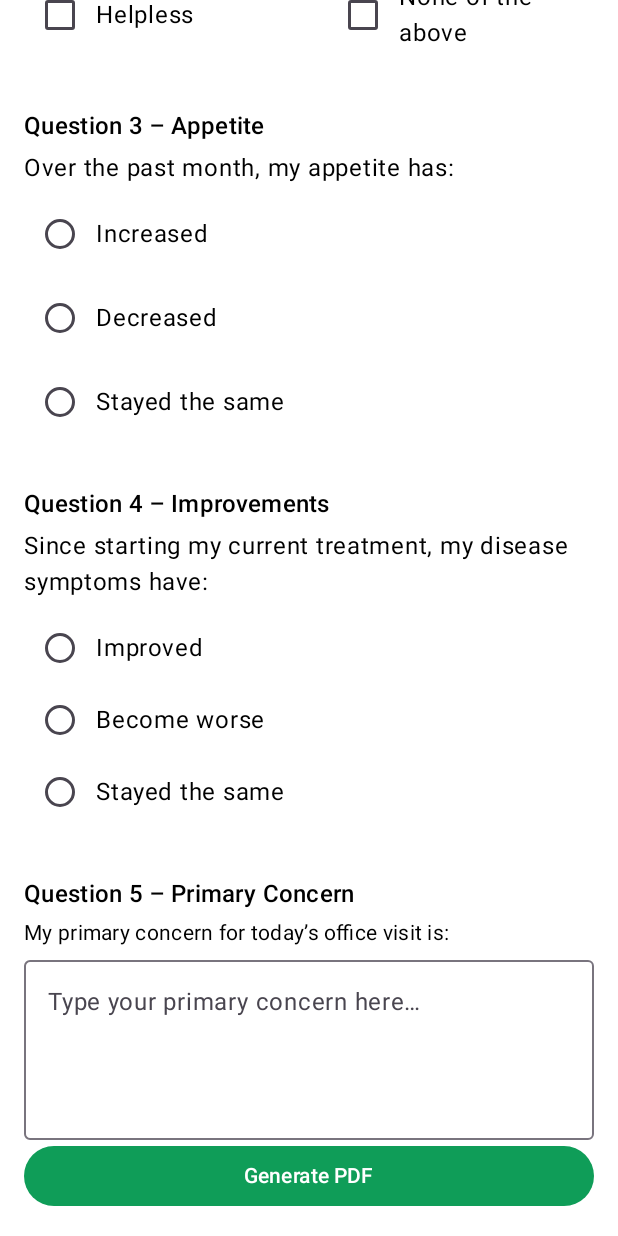
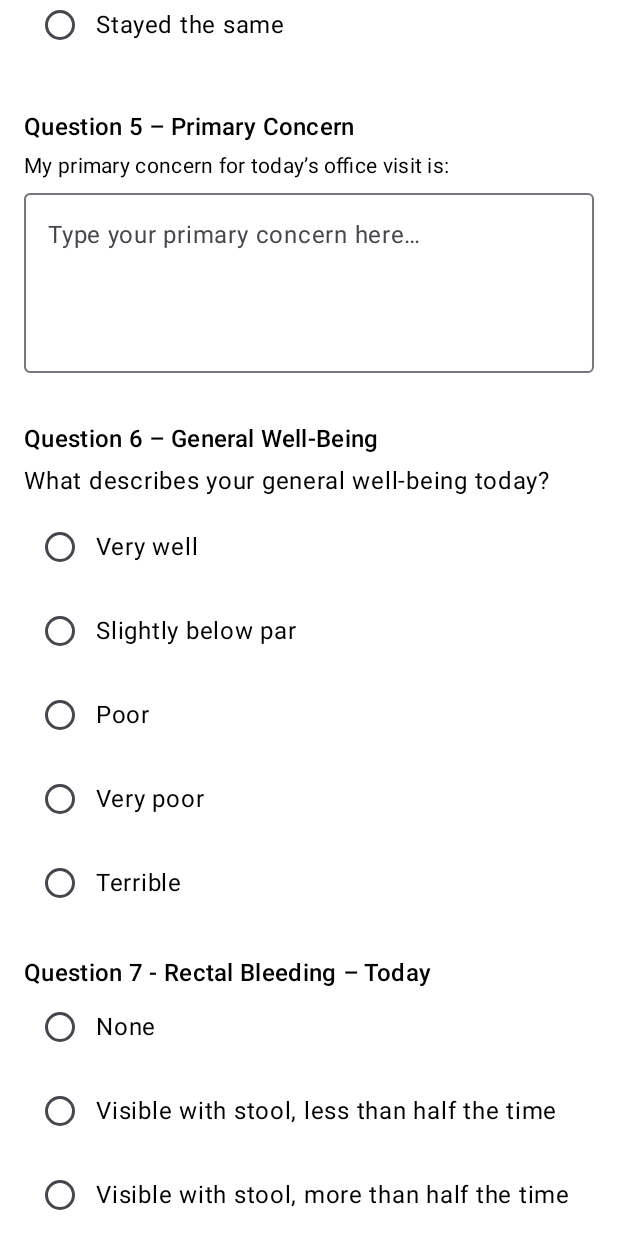
Before and after one commit to BryanLucio12/GI-Health-App, an Android app built with Jetpack Compose: the composable UserPDFQuestionnaire shown on its own in the app's theme, on a phone screen of 412 x 824 dp. Run offline under Robolectric (Android 15) with nearby library versions, the light colour scheme and no system bars; our stand-ins replace Room's generated code, livedata-compose.

Commit message:
Added last bit of questionnaire

```diff
--- a/app/src/main/java/com/example/gihealth/models/PdfQuestionnaireAnswers.kt
+++ b/app/src/main/java/com/example/gihealth/models/PdfQuestionnaireAnswers.kt
@@ -35,4 +35,9 @@ data class PdfQuestionnaireAnswers(
 
     // USER Question 5
     val question10a: String?,
+
+    val generalWellBeing: Int?,
+
+    val rectalBleedingToday: Int?
+
 )
--- a/app/src/main/java/com/example/gihealth/ui/screens/UserPDFQuestionnaire.kt
+++ b/app/src/main/java/com/example/gihealth/ui/screens/UserPDFQuestionnaire.kt
@@ -64,7 +64,13 @@ fun UserPDFQuestionnaire(
                 question9b = null,
                 question9c = null,
 
-                question10a = null
+                question10a = null,
+
+                generalWellBeing = null,
+
+
+
+                rectalBleedingToday = null
             )
         )
     }
@@ -295,6 +301,71 @@ fun UserPDFQuestionnaire(
             maxLines = 6
         )
 
+        Spacer(modifier = Modifier.height(32.dp))
+
+        Text(
+            text = "Question 6 – General Well-Being",
+            style = MaterialTheme.typography.titleMedium
+        )
+
+        Text(
+            text = "What describes your general well-being today?",
+            modifier = Modifier.padding(top = 4.dp, bottom = 8.dp)
+        )
+
+        Column(
+            verticalArrangement = Arrangement.spacedBy(8.dp)
+        ) {
+            listOf(
+                "Very well" to 0,
+                "Slightly below par" to 1,
+                "Poor" to 2,
+                "Very poor" to 3,
+                "Terrible" to 4
+            ).forEach { (label, value) ->
+                Row(verticalAlignment = Alignment.CenterVertically) {
+                    RadioButton(
+                        selected = answers.generalWellBeing == value,
+                        onClick = { answers = answers.copy(generalWellBeing = value) },
+                        colors = RadioButtonDefaults.colors(
+                            selectedColor = Color(0xFF0F9D58)
+                        )
+                    )
+                    Text(label)
+                }
+            }
+        }
+
+        Spacer(modifier = Modifier.height(24.dp))
+
+
+        Text(
+            text = "Question 7 - Rectal Bleeding – Today",
+            style = MaterialTheme.typography.titleMedium
+        )
+
+        Column(
+            verticalArrangement = Arrangement.spacedBy(8.dp)
+        ) {
+            listOf(
+                "None" to 0,
+                "Visible with stool, less than half the time" to 1,
+                "Visible with stool, more than half the time" to 2,
+                "Passing blood alone" to 3
+            ).forEach { (label, value) ->
+                Row(verticalAlignment = Alignment.CenterVertically) {
+                    RadioButton(
+                        selected = answers.rectalBleedingToday == value,
+                        onClick = { answers = answers.copy(rectalBleedingToday = value) },
+                        colors = RadioButtonDefaults.colors(
+                            selectedColor = Color(0xFF0F9D58)
+                        )
+                    )
+                    Text(label)
+                }
+            }
+        }
+
         val symptomViewModel: SymptomViewModel = viewModel() // gets the ViewModel
         val symptomsList by symptomViewModel.symptoms.collectAsState()
 
```
Also changed, not shown: app/src/main/java/com/example/gihealth/utils/GeneratePDF.kt (+37 -1 lines).
